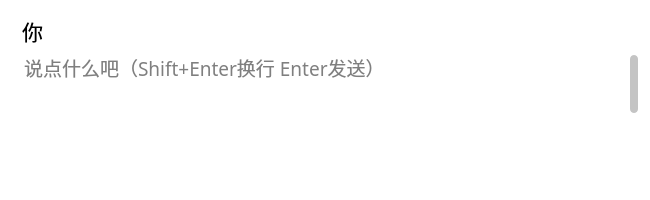
Zao-chen/ZcChat2, file windows/dialog/dialog.ui: the form before one commit.
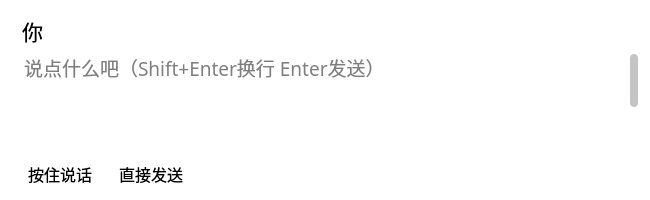
The form after the commit. Icons and pictures are not drawn.

```diff
--- a/windows/dialog/dialog.ui
+++ b/windows/dialog/dialog.ui
@@ -280,6 +280,44 @@
      <property name="bottomMargin">
       <number>0</number>
      </property>
+     <item>
+      <widget class="QPushButton" name="pushButton_input">
+       <property name="styleSheet">
+        <string notr="true">QPushButton {
+    background-color: transparent;
+    border: none;
+    border-radius: 5px;
+    padding: 4px 8px;
+}
+
+QPushButton:hover {
+    border: 2px solid #CCCCCC;
+}
+
+QPushButton:pressed {
+    border: 2px solid #AAAAAA;
+}
+</string>
+       </property>
+       <property name="text">
+        <string>按住说话</string>
+       </property>
+       <property name="icon">
+        <iconset resource="../../res.qrc">
+         <normaloff>:/res/img/ico/microphone-solid.svg</normaloff>:/res/img/ico/microphone-solid.svg</iconset>
+       </property>
+      </widget>
+     </item>
+     <item>
+      <widget class="QCheckBox" name="checkBox_autoInput">
+       <property name="toolTip">
+        <string>语音识别完成后将会直接发送</string>
+       </property>
+       <property name="text">
+        <string>直接发送</string>
+       </property>
+      </widget>
+     </item>
      <item>
       <spacer name="horizontalSpacer">
        <property name="orientation">
```
